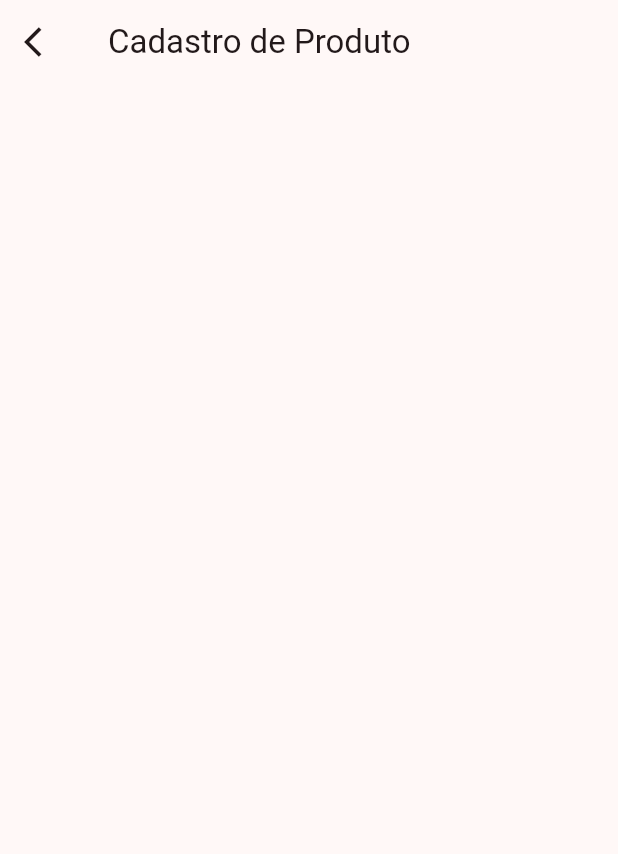
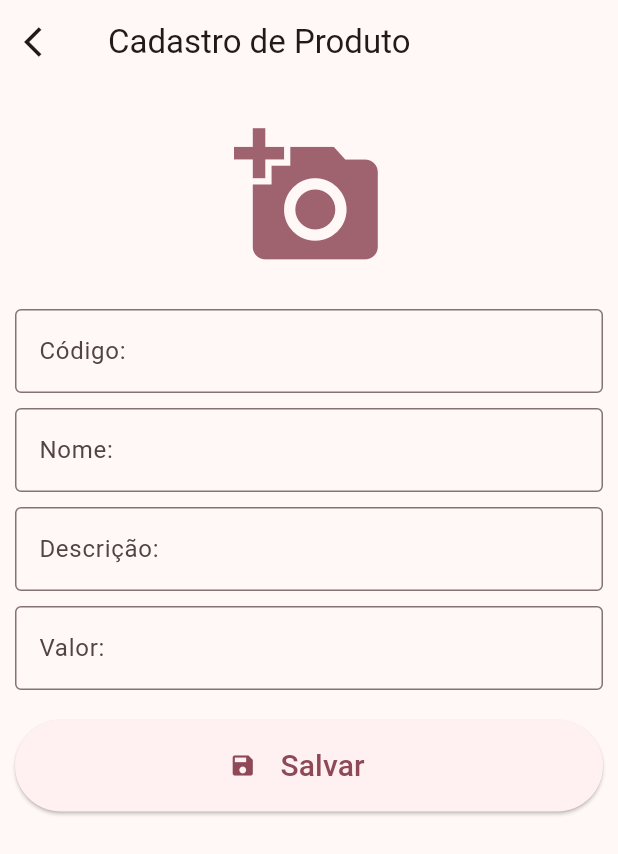
Before and after one commit to brunocaavalcante/SaahBiju, a Flutter app: the HomeProdutoPage screen opened directly, after a tap on "Cadastrar Produto", on a phone screen of 412 x 824 dp. Shown: the top 854 px of the screen. Run offline on Flutter 3.47's test engine with Material 2 defaults, Android fonts, the phone set to English and light mode, and no system bars; our stand-ins replace cloud_firestore, file_picker, firebase_auth, firebase_core, firebase_storage, mask_text_input_formatter; accounts and stored records are empty.

Commit message:
#6 Upload Image produto in FirebaseStorage

```diff
--- a/app/lib/core/masks.dart
+++ b/app/lib/core/masks.dart
@@ -10,4 +10,9 @@ class Masks {
       mask: '##/##/####',
       filter: {"#": RegExp(r'[0-9]')},
       type: MaskAutoCompletionType.lazy);
+
+  static var valorFormatter = MaskTextInputFormatter(
+      mask: '',
+      filter: {"#": RegExp(r'[0-9]')},
+      type: MaskAutoCompletionType.lazy);
 }
--- a/app/lib/core/widget_ultil.dart
+++ b/app/lib/core/widget_ultil.dart
@@ -1,4 +1,5 @@
 import 'package:flutter/material.dart';
+import 'package:mask_text_input_formatter/mask_text_input_formatter.dart';
 
 class WidgetUltil {
   static barWithArrowBackIos(BuildContext context, String title) {
@@ -10,4 +11,21 @@ class WidgetUltil {
               Navigator.pop(context, true);
             }));
   }
+
+  static Widget returnField(String? label, TextEditingController ctr,
+      TextInputType? type, List<MaskTextInputFormatter>? masks, String hint) {
+    return TextFormField(
+      decoration: InputDecoration(
+          labelText: label, border: const OutlineInputBorder(), hintText: hint),
+      controller: ctr,
+      inputFormatters: masks,
+      keyboardType: type,
+      validator: (value) {
+        if (value!.isEmpty) {
+          return "Campo obrigatório";
+        }
+        return null;
+      },
+    );
+  }
 }
--- /dev/null
+++ b/app/lib/core/widgets/file_widget.dart
@@ -0,0 +1,110 @@
+import 'dart:io';
+import 'package:file_picker/file_picker.dart';
+import 'package:firebase_storage/firebase_storage.dart';
+import 'package:flutter/material.dart';
+
+import '../../services/file_service.dart';
+
+class FileWidget extends StatefulWidget {
+  String? urlImagem;
+  String? destino;
+  FileWidget({super.key, required this.urlImagem, required this.destino});
+
+  @override
+  State<FileWidget> createState() => _FileWidgetState();
+}
+
+class _FileWidgetState extends State<FileWidget> {
+  UploadTask? task;
+  File? file;
+  @override
+  Widget build(BuildContext context) {
+    return fieldPhoto();
+  }
+
+  fieldPhoto() {
+    return Container(
+        color: Colors.transparent,
+        width: MediaQuery.of(context).size.width,
+        child: Column(children: [
+          GestureDetector(
+              onTap: () => selectFile(),
+              child: Container(
+                  width: 130,
+                  height: 130,
+                  clipBehavior: Clip.antiAlias,
+                  decoration: const BoxDecoration(shape: BoxShape.circle),
+                  child: widget.urlImagem != null && widget.urlImagem != ''
+                      ? Image.network(widget.urlImagem as String,
+                          fit: BoxFit.cover)
+                      : ContainerImagem())),
+          task != null ? buildUploadStatus(task!) : Container()
+        ]));
+  }
+
+  Future selectFile() async {
+    final result = await FilePicker.platform.pickFiles(allowMultiple: false);
+
+    if (result == null) return;
+    final path = result.files.single.path!;
+
+    setState(() {
+      file = File(path);
+      uploadFile();
+    });
+  }
+
+  Future uploadFile() async {
+    if (file == null) return;
+
+    final String destination;
+    var id = DateTime.now().millisecondsSinceEpoch;
+
+    if (widget.urlImagem != "") {
+      destination = widget.urlImagem.toString();
+    } else {
+      destination = "${widget.destino}/${id}";
+    }
+
+    task = FileService.uploadFile(destination, file!);
+
+    if (task == null) return;
+
+    final snapshot = await task!.whenComplete(() {});
+    final urlDownload = await snapshot.ref.getDownloadURL();
+    widget.urlImagem = urlDownload;
+    setState(() {});
+  }
+
+  Container ContainerImagem() {
+    return Container(
+        width: MediaQuery.of(context).size.width * 0.25,
+        height: MediaQuery.of(context).size.height * 0.12,
+        child: Icon(Icons.add_a_photo,
+            size: 100,
+            color: Theme.of(context).primaryColor.withOpacity(0.85)));
+  }
+
+  Widget buildUploadStatus(UploadTask task) => StreamBuilder<TaskSnapshot>(
+        stream: task.snapshotEvents,
+        builder: (context, snapshot) {
+          if (snapshot.hasData) {
+            final snap = snapshot.data!;
+            final progress = snap.bytesTransferred / snap.totalBytes;
+            final percentage = (progress * 100);
+
+            if (percentage < 100.0) {
+              return Container(
+                  height: MediaQuery.of(context).size.height,
+                  width: MediaQuery.of(context).size.width,
+                  alignment: Alignment.center,
+                  child: const CircularProgressIndicator(strokeWidth: 10));
+            } else {
+              return Container();
+            }
+          } else {
+            return Container();
+          }
+        },
+      );
+}
--- a/app/lib/core/widgets/main_drawer.dart
+++ b/app/lib/core/widgets/main_drawer.dart
@@ -71,7 +71,7 @@ class _MainDrawerState extends State<MainDrawer> {
                           )
                         ])),
                 itemMenu("Produtos", Icons.production_quantity_limits_rounded,
-                    HomeProdutoPage()),
+                    const HomeProdutoPage()),
                 itemMenu(
                     "Pedidos",
                     Icons.people_alt,
--- /dev/null
+++ b/app/lib/models/produto.dart
@@ -0,0 +1,9 @@
+class Produto {
+  String id = "";
+  var nome = "";
+  var descricao = "";
+  var codigo = "";
+  late DateTime dataCadastro;
+  var valor;
+  var imagem = "";
+}
--- a/app/lib/pages/produto/cadastro_produto_page.dart
+++ b/app/lib/pages/produto/cadastro_produto_page.dart
@@ -1,20 +1,73 @@
 import 'package:app/core/widget_ultil.dart';
+import 'package:app/core/widgets/file_widget.dart';
+import 'package:app/models/produto.dart';
 import 'package:flutter/material.dart';
-import 'package:flutter/src/widgets/container.dart';
-import 'package:flutter/src/widgets/framework.dart';
 
 class CadastroProdutoPage extends StatefulWidget {
-  const CadastroProdutoPage({super.key});
+  Produto produto;
+  CadastroProdutoPage({super.key, required this.produto});
 
   @override
   State<CadastroProdutoPage> createState() => _CadastroProdutoPageState();
 }
 
 class _CadastroProdutoPageState extends State<CadastroProdutoPage> {
+  final formKey = GlobalKey<FormState>();
+  final nome = TextEditingController();
+  final codigo = TextEditingController();
+  final descricao = TextEditingController();
+  final valor = TextEditingController();
+  final imagem = TextEditingController();
+
   @override
   Widget build(BuildContext context) {
     return Scaffold(
-        appBar:
-            WidgetUltil.barWithArrowBackIos(context, "Cadastro de Produto"));
+        appBar: WidgetUltil.barWithArrowBackIos(context, "Cadastro de Produto"),
+        body: body());
+  }
+
+  body() {
+    double? espaco = 10;
+    return SingleChildScrollView(
+        child: Padding(
+      padding: const EdgeInsets.all(10),
+      child: Form(
+        key: formKey,
+        child: Column(
+          children: [
+            FileWidget(urlImagem: "", destino: "produtos"),
+            SizedBox(height: espaco),
+            WidgetUltil.returnField(
+                "Código: ", codigo, TextInputType.number, null, ""),
+            SizedBox(height: espaco),
+            WidgetUltil.returnField(
+                "Nome: ", nome, TextInputType.name, null, ""),
+            SizedBox(height: espaco),
+            WidgetUltil.returnField(
+                "Descrição: ", descricao, TextInputType.text, null, ""),
+            SizedBox(height: espaco),
+            WidgetUltil.returnField(
+                "Valor: ", valor, TextInputType.number, null, ""),
+            const SizedBox(height: 20),
+            ElevatedButton(
+              onPressed: () {
+                if (formKey.currentState!.validate()) {
+                  //registrar();
+                }
+              },
+              child: Row(
+                  mainAxisAlignment: MainAxisAlignment.center,
+                  children: const [
+                    Icon(Icons.save),
+                    Padding(
+                      padding: EdgeInsets.all(16.0),
+                      child: Text("Salvar", style: TextStyle(fontSize: 20)),
+                    ),
+                  ]),
+            ),
+          ],
+        ),
+      ),
+    ));
   }
 }
--- a/app/lib/pages/produto/home_produto_page.dart
+++ b/app/lib/pages/produto/home_produto_page.dart
@@ -5,6 +5,7 @@ import 'package:flutter/material.dart';
 
 import '../../core/widget_ultil.dart';
 import '../../core/widgets/main_drawer.dart';
+import '../../models/produto.dart';
 
 class HomeProdutoPage extends StatefulWidget {
   const HomeProdutoPage({super.key});
@@ -31,8 +32,8 @@ class _HomeProdutoPageState extends State<HomeProdutoPage> {
       ]),
       SizedBox(height: MediaQuery.of(context).size.height * 0.05),
       Row(children: [
-        itenMenu(
-            Icons.new_label, "Cadastrar Produto", const CadastroProdutoPage()),
+        itenMenu(Icons.new_label, "Cadastrar Produto",
+            CadastroProdutoPage(produto: Produto())),
       ])
     ]);
   }
--- a/app/pubspec.yaml
+++ b/app/pubspec.yaml
@@ -43,6 +43,8 @@ dependencies:
   cloud_firestore: ^3.5.1
   firebase_core: ^1.24.0
   provider: ^6.0.4
+  file_picker: ^5.2.2
+  firebase_storage: ^10.3.11
 
 flutter_native_splash:
   color: "#FFFFFF"
```
Also changed, not shown: app/lib/pages/usuario/cadastro_user_page.dart (+11 -23 lines), app/lib/services/file_service.dart (added, +27 -0 lines), app/pubspec.lock, 1 other file.
